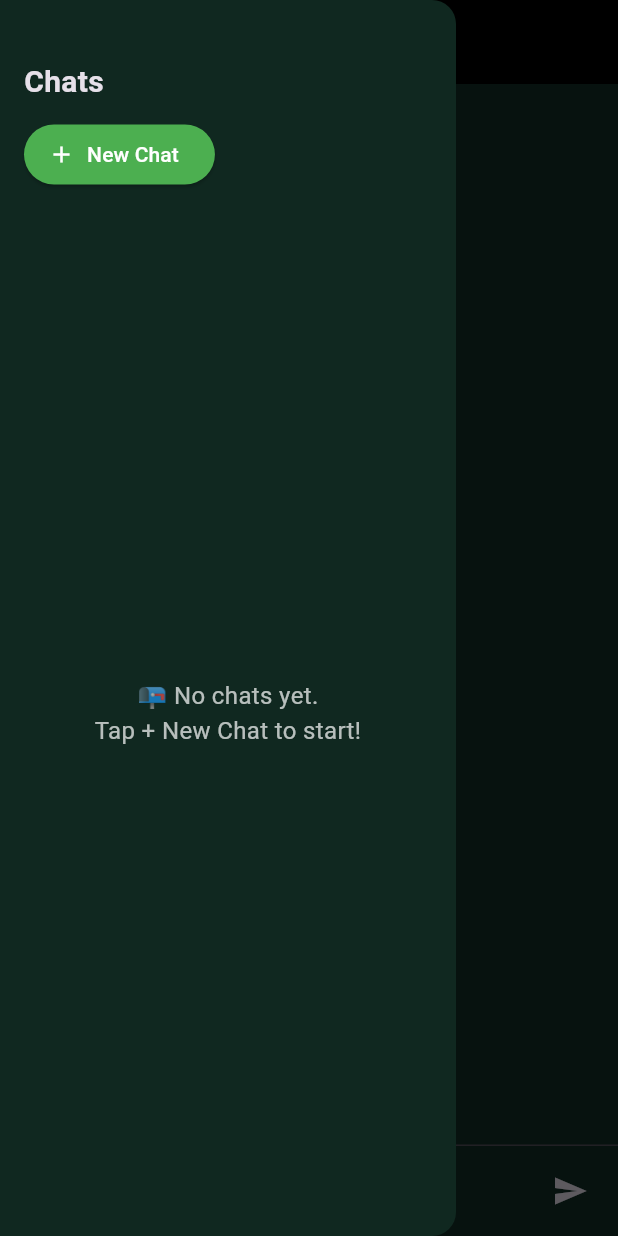
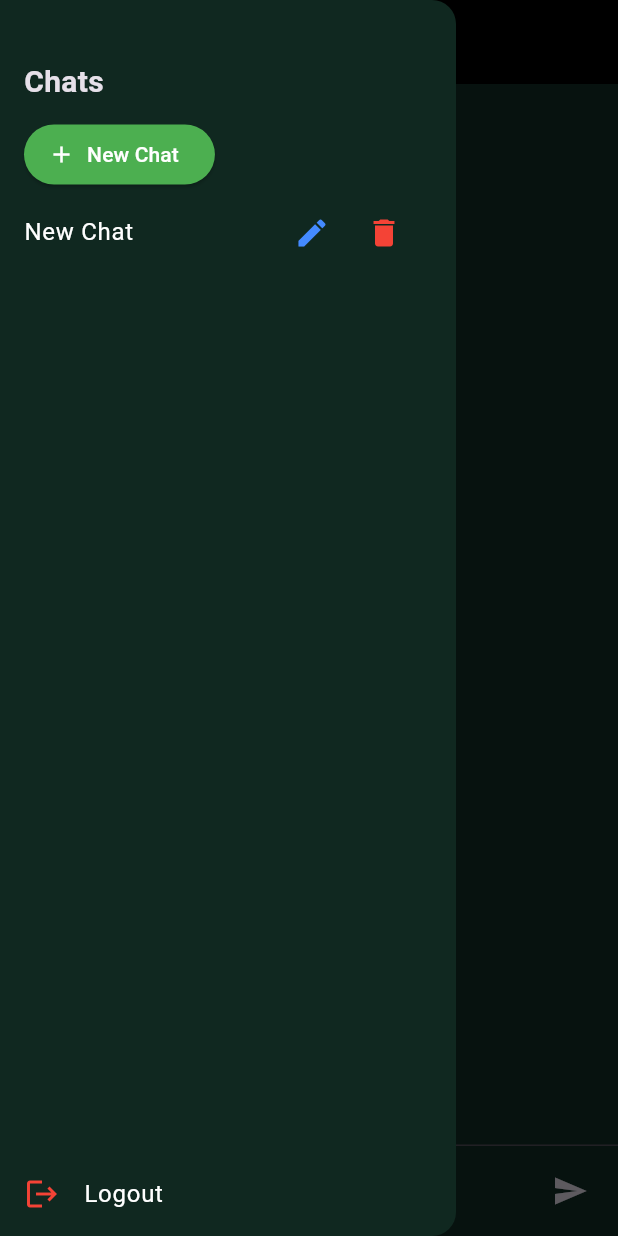
Before and after one commit to amirnaufal/paddysnap-flutter, a Flutter app: the ChatScreen screen opened directly with empty values, with the side drawer open, on a phone screen of 412 x 824 dp. Run offline on Flutter 3.47's test engine with Material 3 defaults, Android fonts, the phone set to English and light mode, and no system bars; our stand-ins replace cloud_firestore, firebase_auth, firebase_core, firebase_storage, google_sign_in, image_picker; accounts and stored records are empty.

Commit message:
Refined the latest UI

```diff
--- a/lib/screens/chat_screen.dart
+++ b/lib/screens/chat_screen.dart
@@ -1,4 +1,3 @@
-// chat_screen.dart with multi-chat support and drawer menu
 import 'dart:io';
 import 'package:flutter/material.dart';
 import 'package:image_picker/image_picker.dart';
@@ -7,6 +6,8 @@ import 'package:firebase_auth/firebase_auth.dart';
 import 'package:firebase_storage/firebase_storage.dart';
 import 'package:path/path.dart' as path;
 import '../services/api_service.dart';
+import 'login_screen.dart';
+import 'package:google_sign_in/google_sign_in.dart';
 
 class ChatScreen extends StatefulWidget {
   final String userName;
@@ -83,18 +84,17 @@ class _ChatScreenState extends State<ChatScreen> {
         .get();
 
     _chatList = snapshot.docs.map((doc) => {'id': doc.id, ...doc.data()}).toList();
+
     if (_chatList.isNotEmpty) {
       setState(() {
         currentChatId = _chatList.first['id'];
       });
       _loadMessages();
     } else {
-      setState(() {
-        currentChatId = null;
-        _messages.clear();
-      });
+      await _startNewChat(); // 🚀 Auto-start chat if none
     }
   }
+
 
   Future<void> _startNewChat() async {
     if (uid == null) return;
@@ -314,14 +314,15 @@ class _ChatScreenState extends State<ChatScreen> {
 
   @override
   Widget build(BuildContext context) {
-    return Scaffold(
+    return SafeArea(
+      child: Scaffold(
         appBar: AppBar(
           //backgroundColor: const Color(0xFF102820),
           backgroundColor: const Color (0xFF000000),
           title: const Text("PaddySnap", style: TextStyle(color: Color(0xFFB4FF9F), fontWeight: FontWeight.bold)),
         ),
         drawer: Drawer(
-        backgroundColor: Color(0xFF102820),
+          backgroundColor: const Color(0xFF102820),
           child: Column(
             children: [
               Container(
@@ -403,9 +404,46 @@ class _ChatScreenState extends State<ChatScreen> {
                   },
                 ),
               ),
+
+              // 👇 Add this block at the bottom of your Column
+              ListTile(
+                leading: const Icon(Icons.logout, color: Colors.red),
+                title: const Text("Logout", style: TextStyle(color: Colors.white)),
+                  onTap: () {
+                    showDialog(
+                      context: context,
+                      builder: (context) => AlertDialog(
+                        title: const Text("Confirm Logout"),
+                        content: const Text("Are you sure you want to log out?"),
+                        actions: [
+                          TextButton(
+                            onPressed: () => Navigator.pop(context), // Cancel
+                            child: const Text("Cancel"),
+                          ),
+                          ElevatedButton(
+                            style: ElevatedButton.styleFrom(backgroundColor: Colors.red),
+                            onPressed: () async {
+                              Navigator.pop(context); // Close dialog first
+                              await FirebaseAuth.instance.signOut();
+                              await FirebaseAuth.instance.signOut();
+                              await GoogleSignIn().signOut();
+                              // Navigate directly to LoginScreen and clear stack
+                              Navigator.of(context).pushAndRemoveUntil(
+                                MaterialPageRoute(builder: (_) => const LoginScreen()),
+                                    (route) => false,
+                              );
+                            },
+                            child: const Text("Logout"),
+                          ),
+                        ],
+                      ),
+                    );
+                  }
+              ),
             ],
           ),
         ),
+
 
         body: Column(
           children: [
@@ -462,13 +500,38 @@ class _ChatScreenState extends State<ChatScreen> {
                 padding: const EdgeInsets.symmetric(horizontal: 12, vertical: 4),
                 child: Row(
                   children: [
+                    Stack(
+                      children: [
                         Image.file(_selectedImage!, width: 80),
+                        Positioned(
+                          top: 0,
+                          right: 0,
+                          child: GestureDetector(
+                            onTap: () {
+                              setState(() {
+                                _selectedImage = null;
+                              });
+                            },
+                            child: Container(
+                              decoration: const BoxDecoration(
+                                color: Colors.black54,
+                                shape: BoxShape.circle,
+                              ),
+                              padding: const EdgeInsets.all(4),
+                              child: const Icon(Icons.close, color: Colors.white, size: 16),
+                            ),
+                          ),
+                        ),
+                      ],
+                    ),
                     const SizedBox(width: 10),
                     const Text("Image ready to send"),
                   ],
                 ),
               ),
+
             const Divider(height: 1),
+            if (_selectedImage == null)
               Padding(
                 padding: const EdgeInsets.symmetric(horizontal: 8, vertical: 6),
                 child: Row(
@@ -485,7 +548,7 @@ class _ChatScreenState extends State<ChatScreen> {
                       child: TextField(
                         controller: _controller,
                         textInputAction: TextInputAction.send,
-                    onSubmitted: (_) => _sendMessage(text: _controller.text, image: _selectedImage),
+                        onSubmitted: (_) => _sendMessage(text: _controller.text),
                         decoration: const InputDecoration(
                           hintText: 'Type your message...',
                           border: InputBorder.none,
@@ -494,12 +557,36 @@ class _ChatScreenState extends State<ChatScreen> {
                     ),
                     IconButton(
                       icon: _isSending ? const CircularProgressIndicator() : const Icon(Icons.send),
-                  onPressed: _isSending ? null : () => _sendMessage(text: _controller.text, image: _selectedImage),
+                      onPressed: _isSending ? null : () => _sendMessage(text: _controller.text),
+                    ),
+                  ],
+                ),
+              )
+            else
+              Padding(
+                padding: const EdgeInsets.symmetric(horizontal: 8, vertical: 6),
+                child: Row(
+                  children: [
+                    IconButton(
+                      icon: const Icon(Icons.image),
+                      onPressed: () => _pickImage(ImageSource.gallery),
+                    ),
+                    IconButton(
+                      icon: const Icon(Icons.camera_alt),
+                      onPressed: () => _pickImage(ImageSource.camera),
+                    ),
+                    const Text("Send the image"),
+                    const Spacer(),
+                    IconButton(
+                      icon: _isSending ? const CircularProgressIndicator() : const Icon(Icons.send),
+                      onPressed: _isSending ? null : () => _sendMessage(image: _selectedImage),
                     ),
                   ],
                 ),
               ),
+
           ],
+        ),
       ),
     );
   }
```
Lines whose indentation alone changed are shown as unchanged.
